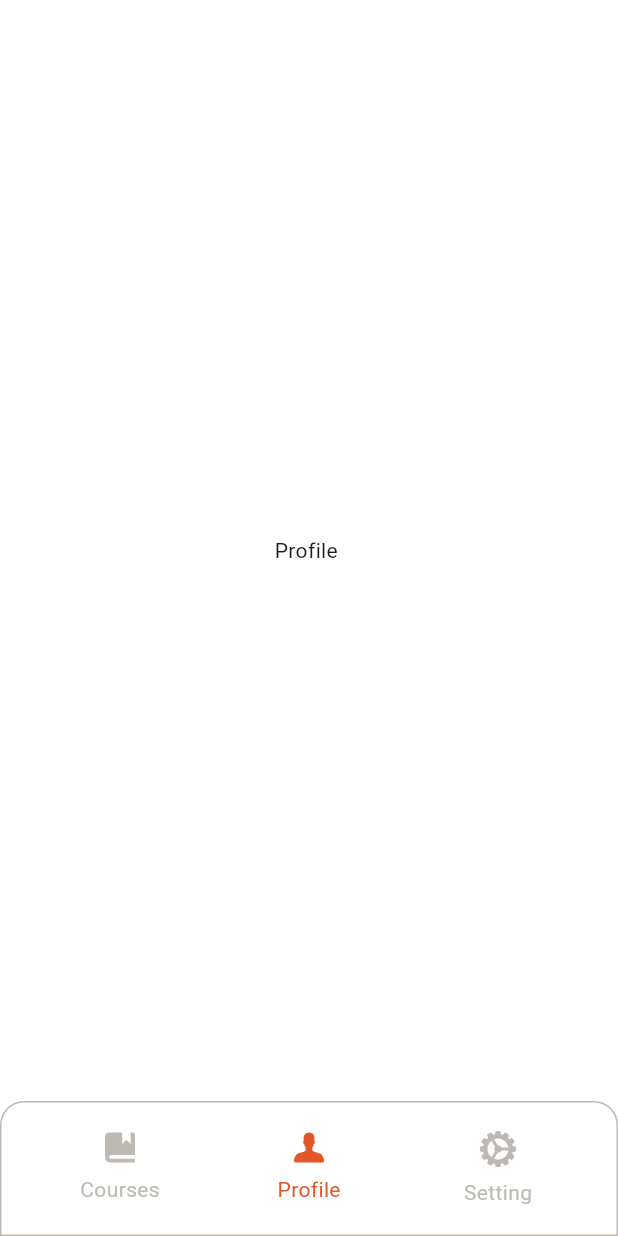
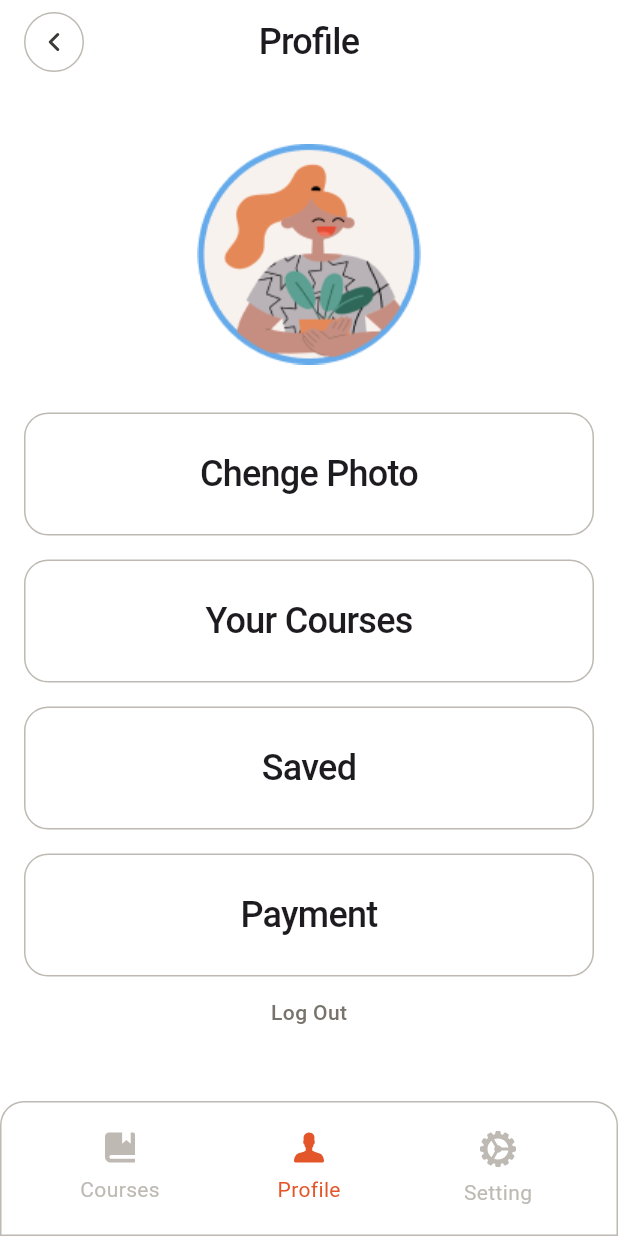
Before and after one commit to DjordjeCvijic/LanacoFlutterKurs, a Flutter app: the AppNavigator screen opened directly, item 2 of the bottom bar chosen, on a phone screen of 412 x 824 dp. Run offline on Flutter 3.47's test engine with Material 3 defaults, Android fonts, the phone set to English and light mode, and no system bars; our stand-ins replace flutter_svg, gap, image_picker, shared_preferences; accounts and stored records are empty.

Commit message:
13.12.23.

```diff
--- a/ed_tech/lib/app_navigation/app_navigator.dart
+++ b/ed_tech/lib/app_navigation/app_navigator.dart
@@ -1,5 +1,9 @@
 import 'package:ed_tech/app_navigation/app_navigator_provider.dart';
 import 'package:ed_tech/helpers/constants.dart';
+import 'package:ed_tech/profile/profile_provider.dart';
+import 'package:ed_tech/profile/profile_screen.dart';
+import 'package:ed_tech/settings/settings_provider.dart';
+import 'package:ed_tech/settings/settings_screen.dart';
 import 'package:flutter/material.dart';
 import 'package:provider/provider.dart';
 
@@ -20,11 +24,13 @@ class AppNavigator extends StatelessWidget {
         ],
       ),
     ),
-    1: const Center(
-      child: Text("Profile "),
+    1: ChangeNotifierProvider(
+      create: (context) => ProfileProvider(),
+      child: const ProfileScreen(),
     ),
-    2: const Center(
-      child: Text("Settings "),
+    2: ChangeNotifierProvider(
+      create: (context) => SettignProvider(),
+      child: const SettingsScreen(),
     ),
   };
 
--- a/ed_tech/lib/helpers/constants.dart
+++ b/ed_tech/lib/helpers/constants.dart
@@ -2,6 +2,7 @@ import 'package:flutter/material.dart';
 
 class CustomImages {
   static const String loginImage = 'assets/images/login_img.png';
+  static const String profilePhoto = 'assets/images/profile_photo.png';
 }
 
 class CustomIcons {
@@ -13,6 +14,9 @@ class CustomIcons {
       'assets/icons/profile_navigation_icon.svg';
   static const String settingNavigationIcon =
       'assets/icons/settings_navigation_icon.svg';
+  static const String backButton = 'assets/icons/back_button.svg';
+  static const String profileIcon = 'assets/icons/profile_icon.svg';
+  static const String rightArrowIcon = 'assets/icons/right_arrow_icon.svg';
 }
 
 class CustomColors {
--- /dev/null
+++ b/ed_tech/lib/profile/profile_option.dart
@@ -0,0 +1,38 @@
+import 'package:ed_tech/helpers/constants.dart';
+import 'package:flutter/material.dart';
+
+class ProfileOption extends StatelessWidget {
+  final VoidCallback onOptionTap;
+  final String text;
+  const ProfileOption({
+    super.key,
+    required this.onOptionTap,
+    required this.text,
+  });
+
+  @override
+  Widget build(BuildContext context) {
+    final textTheme = Theme.of(context).textTheme;
+    return InkWell(
+      onTap: () {
+        onOptionTap();
+      },
+      child: Container(
+        width: double.infinity,
+        padding: const EdgeInsets.fromLTRB(16, 24, 16, 24),
+        margin: const EdgeInsets.fromLTRB(0, 0, 0, 16),
+        decoration: BoxDecoration(
+          border: Border.all(color: CustomColors.gray),
+          borderRadius: const BorderRadius.all(
+            Radius.circular(16),
+          ),
+        ),
+        child: Text(
+          text,
+          textAlign: TextAlign.center,
+          style: textTheme.headingH4,
+        ),
+      ),
+    );
+  }
+}
--- /dev/null
+++ b/ed_tech/lib/profile/profile_provider.dart
@@ -0,0 +1,14 @@
+import 'package:flutter/material.dart';
+import 'package:image_picker/image_picker.dart';
+
+class ProfileProvider extends ChangeNotifier {
+  XFile? selectedPofilePhoto;
+
+  void pickProfilePhoto(ImageSource imageSource) async {
+    final ImagePicker imagePicker = ImagePicker();
+    selectedPofilePhoto = await imagePicker.pickImage(
+        source: imageSource, preferredCameraDevice: CameraDevice.front);
+
+    notifyListeners();
+  }
+}
--- /dev/null
+++ b/ed_tech/lib/profile/profile_screen.dart
@@ -0,0 +1,137 @@
+import 'dart:io';
+
+import 'package:ed_tech/helpers/common_methods.dart';
+import 'package:ed_tech/helpers/constants.dart';
+import 'package:ed_tech/profile/profile_option.dart';
+import 'package:ed_tech/profile/profile_provider.dart';
+import 'package:ed_tech/widgets/my_text_button.dart';
+import 'package:flutter/material.dart';
+import 'package:flutter_svg/flutter_svg.dart';
+import 'package:gap/gap.dart';
+import 'package:image_picker/image_picker.dart';
+import 'package:provider/provider.dart';
+
+class ProfileScreen extends StatelessWidget {
+  const ProfileScreen({super.key});
+
+  @override
+  Widget build(BuildContext context) {
+    final profileProvider =
+        Provider.of<ProfileProvider>(context, listen: false);
+    final textTheme = Theme.of(context).textTheme;
+    return Padding(
+      padding: const EdgeInsets.fromLTRB(16, 8, 16, 0),
+      child: Column(
+        children: [
+          //back button and title
+          Row(
+            children: [
+              SvgPicture.asset(CustomIcons.backButton),
+              Expanded(
+                child: Text(
+                  "Profile",
+                  style: textTheme.headingH4,
+                  textAlign: TextAlign.center,
+                ),
+              ),
+              const Gap(40),
+            ],
+          ),
+          const Gap(48),
+          //profile photo
+          Consumer<ProfileProvider>(
+            builder: (context, provider, child) =>
+                profileProvider.selectedPofilePhoto == null
+                    ? Image.asset(
+                        CustomImages.profilePhoto,
+                      )
+                    : Container(
+                        height: 150,
+                        width: 150,
+                        clipBehavior: Clip.hardEdge,
+                        decoration: const BoxDecoration(
+                          borderRadius: BorderRadius.all(Radius.circular(170)),
+                        ),
+                        child: Image.file(
+                          File(profileProvider.selectedPofilePhoto!.path),
+                          fit: BoxFit.cover,
+                        ),
+                      ),
+          ),
+
+          const Gap(32),
+          //Options:
+          ProfileOption(
+            onOptionTap: () {
+              // profileProvider.pickProfilePhoto();
+              showModalBottomSheet(
+                context: context,
+                builder: (context) => Column(
+                  mainAxisSize: MainAxisSize.min,
+                  children: [
+                    ListTile(
+                      onTap: () {
+                        Navigator.of(context)
+                            .pop(); //da zatvorimo bottom sheet opcije
+                        profileProvider.pickProfilePhoto(ImageSource.camera);
+                      },
+                      leading: const Icon(Icons.camera),
+                      title: const Text("Camera"),
+                    ),
+                    ListTile(
+                      onTap: () {
+                        Navigator.of(context).pop();
+                        profileProvider.pickProfilePhoto(ImageSource.gallery);
+                      },
+                      leading: const Icon(Icons.storage),
+                      title: const Text("Gallery"),
+                    )
+                  ],
+                ),
+              );
+            },
+            text: 'Chenge Photo',
+          ),
+          ProfileOption(
+            onOptionTap: () {
+              print("'Your Courses");
+            },
+            text: 'Your Courses',
+          ),
+          ProfileOption(
+            onOptionTap: () {
+              CommonMethod.callMethodWithLoadingDialog(
+                message: "Sacekajte trenutak",
+                context: context,
+                callback: () async {
+                  await Future.delayed(Duration(seconds: 5));
+                },
+                onFinished: () {
+                  ScaffoldMessenger.of(context).showSnackBar(
+                    const SnackBar(
+                      content: Text("Neka akcija poslije dohvatanja podataka"),
+                    ),
+                  );
+                },
+              );
+            },
+            text: 'Saved',
+          ),
+          ProfileOption(
+            onOptionTap: () {
+              print("Payment");
+            },
+            text: 'Payment',
+          ),
+          //logout button
+          MyTextButton(
+            buttonText: "Log Out",
+            onButtonPress: () {
+              print("klik na log out");
+            },
+          )
+        ],
+      ),
+    );
+  }
+}
--- /dev/null
+++ b/ed_tech/lib/settings/settings_provider.dart
@@ -0,0 +1,21 @@
+import 'package:flutter/material.dart';
+import 'package:shared_preferences/shared_preferences.dart';
+
+class SettignProvider extends ChangeNotifier {
+  String name = "";
+
+  final newNameController = TextEditingController();
+
+  Future<void> fetchDate() async {
+    await Future.delayed(Duration(seconds: 2));
+    final SharedPreferences prefs = await SharedPreferences.getInstance();
+    name = prefs.getString("name_key") ?? "Ime nije uneseno";
+  }
+
+  void saveNewName() async {
+    name = newNameController.text;
+    final SharedPreferences prefs = await SharedPreferences.getInstance();
+    prefs.setString("name_key", name);
+    notifyListeners();
+  }
+}
--- a/ed_tech/pubspec.yaml
+++ b/ed_tech/pubspec.yaml
@@ -37,6 +37,8 @@ dependencies:
   gap: ^3.0.1
   flutter_svg: ^2.0.9
   provider: ^6.1.1
+  image_picker: ^1.0.5
+  shared_preferences: ^2.2.2
 
 dev_dependencies:
   flutter_test:
--- /dev/null
+++ b/first_app/devtools_options.yaml
@@ -0,0 +1 @@
+extensions:
```
Also changed, not shown: ed_tech/lib/helpers/common_methods.dart (added, +49 -0 lines), ed_tech/lib/settings/settings_screen.dart (added, +107 -0 lines), ed_tech/assets/icons/back_button.svg (added), ed_tech/assets/icons/profile_icon.svg (added), ed_tech/assets/icons/right_arrow_icon.svg (added), ed_tech/assets/images/profile_photo.png (added).
